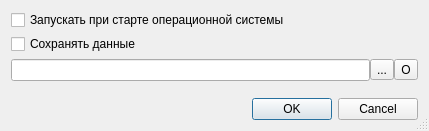
Before: the Qt Designer form settingthdlg.ui in trdm/Clint, drawn with Qt 5.
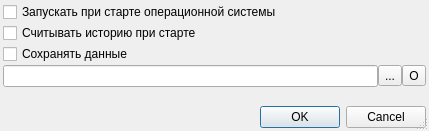
After: the same form once the commit is applied.

Commit message: + Улучшил работу с историйей + Добавил настройку считывания истории при старте.

Diff of the .ui file:
```diff
--- a/settingthdlg.ui
+++ b/settingthdlg.ui
@@ -17,6 +17,21 @@
    <bool>true</bool>
   </property>
   <layout class="QVBoxLayout" name="verticalLayout_2">
+   <property name="spacing">
+    <number>2</number>
+   </property>
+   <property name="leftMargin">
+    <number>3</number>
+   </property>
+   <property name="topMargin">
+    <number>3</number>
+   </property>
+   <property name="rightMargin">
+    <number>3</number>
+   </property>
+   <property name="bottomMargin">
+    <number>3</number>
+   </property>
    <item>
     <widget class="QCheckBox" name="startWithOS">
      <property name="sizePolicy">
@@ -42,6 +57,13 @@
      </property>
     </widget>
    </item>
+   <item>
+    <widget class="QCheckBox" name="loadHistoryOnStart">
+     <property name="text">
+      <string>Считывать историю при старте</string>
+     </property>
+    </widget>
+   </item>
    <item>
     <layout class="QVBoxLayout" name="verticalLayout">
      <item>
```
The commit also changes 19 other files.
